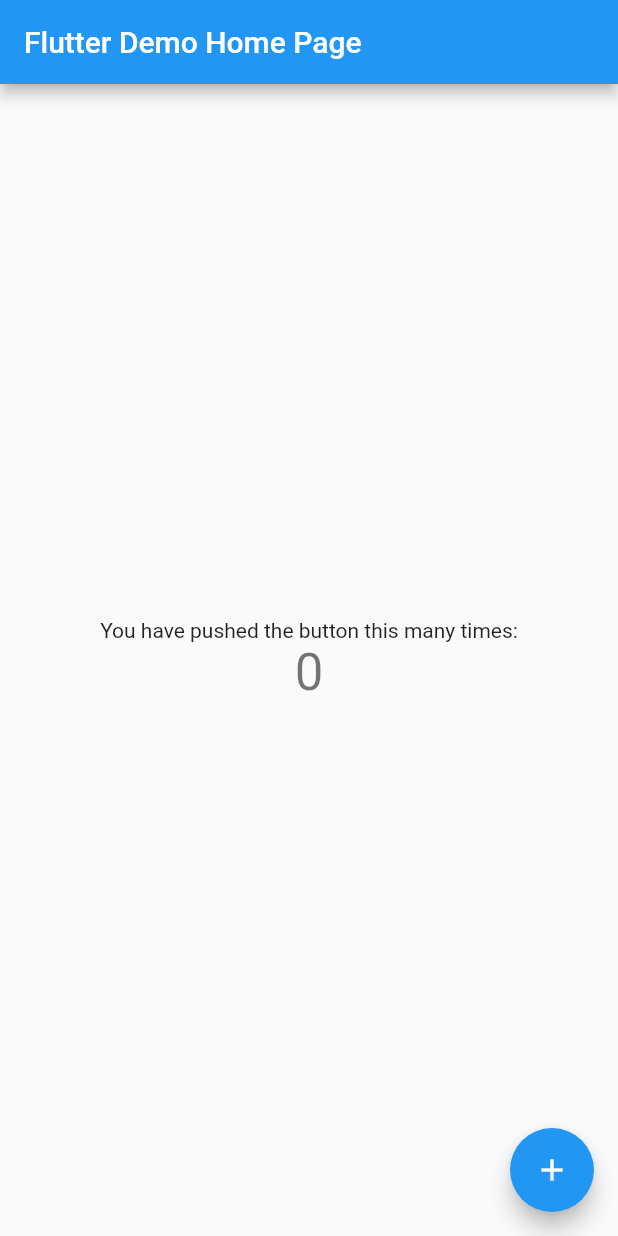
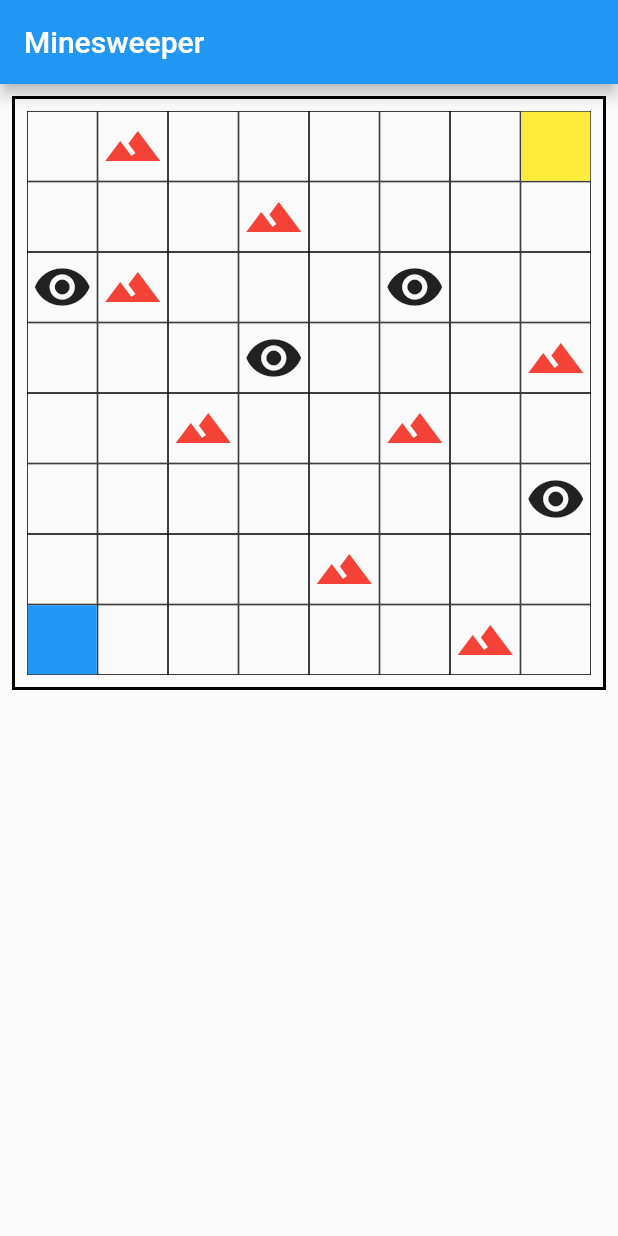
Before and after one commit to nishikigoi/flutter_minesweeper, a Flutter app: the screen it shows after launch, on a phone screen of 412 x 824 dp. Run offline on Flutter 3.47's test engine with Material 2 defaults, Android fonts, the phone set to English and light mode, and no system bars.

Commit message:
import grid 2d sample

```diff
--- a/lib/main.dart
+++ b/lib/main.dart
@@ -7,7 +7,7 @@ class MyApp extends StatelessWidget {
   @override
   Widget build(BuildContext context) {
     return MaterialApp(
-      title: 'Flutter Demo',
+      title: 'Minesweeper',
       theme: ThemeData(
         // This is the theme of your application.
         //
@@ -20,7 +20,7 @@ class MyApp extends StatelessWidget {
         // is not restarted.
         primarySwatch: Colors.blue,
       ),
-      home: MyHomePage(title: 'Flutter Demo Home Page'),
+      home: MyHomePage(title: 'Minesweeper'),
     );
   }
 }
@@ -44,18 +44,16 @@ class MyHomePage extends StatefulWidget {
 }
 
 class _MyHomePageState extends State<MyHomePage> {
-  int _counter = 0;
-
-  void _incrementCounter() {
-    setState(() {
-      // This call to setState tells the Flutter framework that something has
-      // changed in this State, which causes it to rerun the build method below
-      // so that the display can reflect the updated values. If we changed
-      // _counter without calling setState(), then the build method would not be
-      // called again, and so nothing would appear to happen.
-      _counter++;
-    });
-  }
+  List<List<String>> gridState = [
+  ['', 'T', '', '', '', '', '', 'P2'],
+  ['', '', '', 'T', '', '', '', ''],
+  ['B', 'T', '', '', '', 'B', '', ''],
+  ['', '', '', 'B', '', '', '', 'T'],
+  ['', '', 'T', '', '', 'T', '', ''],
+  ['', '', '', '', '', '', '', 'B'],
+  ['', '', '', '', 'T', '', '', ''],
+  ['P1', '', '', '', '', '', 'T', ''],
+  ];
 
   @override
   Widget build(BuildContext context) {
@@ -71,41 +69,85 @@ class _MyHomePageState extends State<MyHomePage> {
         // the App.build method, and use it to set our appbar title.
         title: Text(widget.title),
       ),
-      body: Center(
-        // Center is a layout widget. It takes a single child and positions it
-        // in the middle of the parent.
-        child: Column(
-          // Column is also layout widget. It takes a list of children and
-          // arranges them vertically. By default, it sizes itself to fit its
-          // children horizontally, and tries to be as tall as its parent.
-          //
-          // Invoke "debug painting" (press "p" in the console, choose the
-          // "Toggle Debug Paint" action from the Flutter Inspector in Android
-          // Studio, or the "Toggle Debug Paint" command in Visual Studio Code)
-          // to see the wireframe for each widget.
-          //
-          // Column has various properties to control how it sizes itself and
-          // how it positions its children. Here we use mainAxisAlignment to
-          // center the children vertically; the main axis here is the vertical
-          // axis because Columns are vertical (the cross axis would be
-          // horizontal).
-          mainAxisAlignment: MainAxisAlignment.center,
-          children: <Widget>[
-            Text(
-              'You have pushed the button this many times:',
+      body:
+        _buildGameBody(),
+    );
+  }
+
+  Widget _buildGameBody() {
+    int gridStateLength = gridState.length;
+    return Column(
+        children: <Widget>[
+          AspectRatio(
+            aspectRatio: 1.0,
+            child: Container(
+              padding: const EdgeInsets.all(8.0),
+              margin: const EdgeInsets.all(8.0),
+              decoration: BoxDecoration(
+                  border: Border.all(color: Colors.black, width: 2.0)
+              ),
+              child: GridView.builder(
+                gridDelegate: SliverGridDelegateWithFixedCrossAxisCount(
+                  crossAxisCount: gridStateLength,
+                ),
+                itemBuilder: _buildGridItems,
+                itemCount: gridStateLength * gridStateLength,
+              ),
             ),
-            Text(
-              '$_counter',
-              style: Theme.of(context).textTheme.display1,
-            ),
-          ],
+          ),
+        ]);
+  }
+
+  Widget _buildGridItems(BuildContext context, int index) {
+    int gridStateLength = gridState.length;
+    int x, y = 0;
+    x = (index / gridStateLength).floor();
+    y = (index % gridStateLength);
+    return GestureDetector(
+      onTap: () => _gridItemTapped(x, y),
+      child: GridTile(
+        child: Container(
+          decoration: BoxDecoration(
+              border: Border.all(color: Colors.black, width: 0.5)
+          ),
+          child: Center(
+            child: _buildGridItem(x, y),
+          ),
         ),
       ),
-      floatingActionButton: FloatingActionButton(
-        onPressed: _incrementCounter,
-        tooltip: 'Increment',
-        child: Icon(Icons.add),
-      ), // This trailing comma makes auto-formatting nicer for build methods.
     );
   }
+
+  Widget _buildGridItem(int x, int y) {
+    switch (gridState[x][y]) {
+      case '':
+        return Text('');
+        break;
+      case 'P1':
+        return Container(
+          color: Colors.blue,
+        );
+        break;
+      case 'P2':
+        return Container(
+          color: Colors.yellow,
+        );
+        break;
+      case 'T':
+        return Icon(
+          Icons.terrain,
+          size: 40.0,
+          color: Colors.red,
+        );
+        break;
+      case 'B':
+        return Icon(Icons.remove_red_eye, size: 40.0);
+        break;
+      default:
+        return Text(gridState[x][y].toString());
+    }
+  }
+
+  void _gridItemTapped(int x, int y) {
+  }
 }
```
